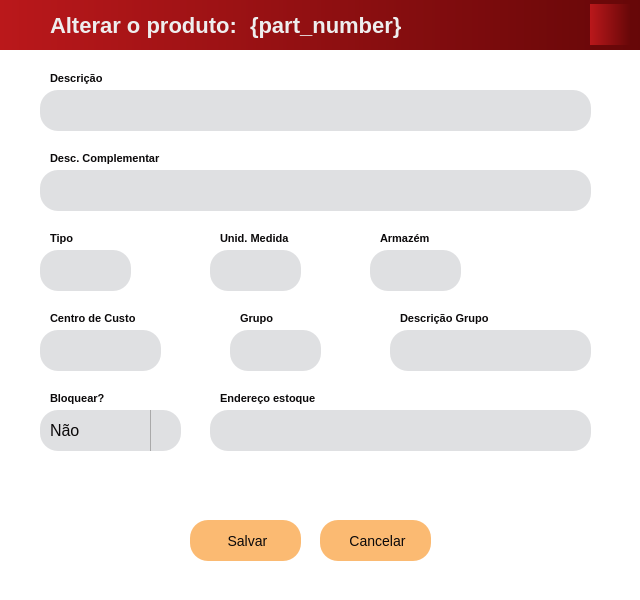
Above: src/qt/ui/edit_product_window.ui from eliezermoraesss/eureka_app_pyqt5_project_v2 before the change. Below: the same form after it.
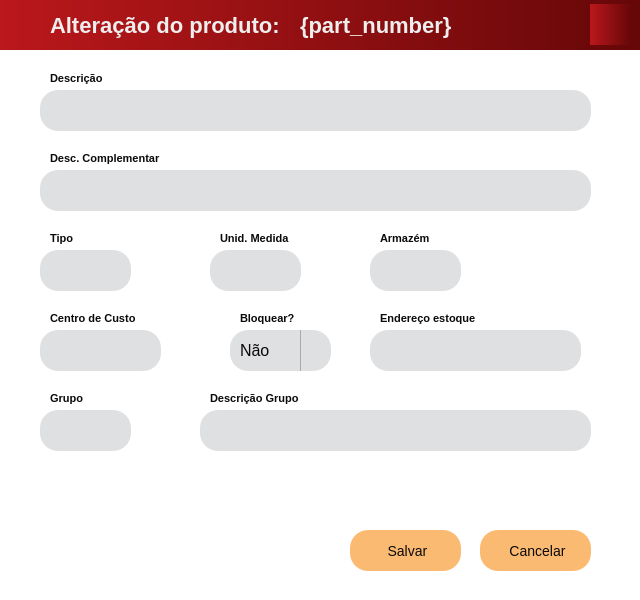
That is the form after the change. Icons and pictures are not drawn.

```diff
--- a/src/qt/ui/edit_product_window.ui
+++ b/src/qt/ui/edit_product_window.ui
@@ -81,13 +81,12 @@
      <rect>
       <x>50</x>
       <y>0</y>
-      <width>191</width>
+      <width>241</width>
       <height>51</height>
      </rect>
     </property>
     <property name="font">
      <font>
-      <family>Segoe UI</family>
       <pointsize>-1</pointsize>
       <weight>75</weight>
       <bold>true</bold>
@@ -103,21 +102,20 @@
 }</string>
     </property>
     <property name="text">
-     <string>Alterar o produto:</string>
+     <string>Alteração do produto:</string>
     </property>
    </widget>
    <widget class="QLabel" name="type_label">
     <property name="geometry">
      <rect>
-      <x>250</x>
+      <x>300</x>
       <y>0</y>
-      <width>321</width>
+      <width>261</width>
       <height>51</height>
      </rect>
     </property>
     <property name="font">
      <font>
-      <family>Segoe UI</family>
       <pointsize>-1</pointsize>
       <weight>75</weight>
       <bold>true</bold>
@@ -400,8 +398,8 @@
    <widget class="QPushButton" name="btn_close">
     <property name="geometry">
      <rect>
-      <x>320</x>
-      <y>470</y>
+      <x>480</x>
+      <y>480</y>
       <width>111</width>
       <height>41</height>
      </rect>
@@ -414,7 +412,6 @@
     </property>
     <property name="font">
      <font>
-      <family>Segoe UI</family>
       <pointsize>-1</pointsize>
      </font>
     </property>
@@ -581,30 +578,11 @@
      <string>Armazém</string>
     </property>
    </widget>
-   <widget class="QLabel" name="logo_enaplic_50">
-    <property name="geometry">
-     <rect>
-      <x>480</x>
-      <y>450</y>
-      <width>121</width>
-      <height>101</height>
-     </rect>
-    </property>
-    <property name="text">
-     <string/>
-    </property>
-    <property name="pixmap">
-     <pixmap resource="../static/resource.qrc">:/image/image/logo_enaplic_50_anos.png</pixmap>
-    </property>
-    <property name="scaledContents">
-     <bool>true</bool>
-    </property>
-   </widget>
    <widget class="QPushButton" name="btn_save">
     <property name="geometry">
      <rect>
-      <x>190</x>
-      <y>470</y>
+      <x>350</x>
+      <y>480</y>
       <width>111</width>
       <height>41</height>
      </rect>
@@ -617,7 +595,6 @@
     </property>
     <property name="font">
      <font>
-      <family>Segoe UI</family>
       <pointsize>-1</pointsize>
      </font>
     </property>
@@ -647,8 +624,8 @@
    <widget class="QLineEdit" name="grupo_field">
     <property name="geometry">
      <rect>
-      <x>230</x>
-      <y>280</y>
+      <x>40</x>
+      <y>360</y>
       <width>91</width>
       <height>41</height>
      </rect>
@@ -661,7 +638,6 @@
     </property>
     <property name="font">
      <font>
-      <family>Segoe UI</family>
       <pointsize>-1</pointsize>
      </font>
     </property>
@@ -687,8 +663,8 @@
    <widget class="QLabel" name="grupo_label">
     <property name="geometry">
      <rect>
-      <x>240</x>
-      <y>260</y>
+      <x>50</x>
+      <y>340</y>
       <width>81</width>
       <height>16</height>
      </rect>
@@ -707,9 +683,9 @@
    <widget class="QLineEdit" name="desc_grup_field">
     <property name="geometry">
      <rect>
-      <x>390</x>
-      <y>280</y>
-      <width>201</width>
+      <x>200</x>
+      <y>360</y>
+      <width>391</width>
       <height>41</height>
      </rect>
     </property>
@@ -721,7 +697,6 @@
     </property>
     <property name="font">
      <font>
-      <family>Segoe UI</family>
       <pointsize>-1</pointsize>
      </font>
     </property>
@@ -738,20 +713,20 @@
      <number>18</number>
     </property>
     <property name="echoMode">
-     <enum>QLineEdit::Password</enum>
+     <enum>QLineEdit::Normal</enum>
     </property>
     <property name="readOnly">
      <bool>true</bool>
     </property>
     <property name="clearButtonEnabled">
-     <bool>true</bool>
+     <bool>false</bool>
     </property>
    </widget>
    <widget class="QLabel" name="desc_grupo_label">
     <property name="geometry">
      <rect>
-      <x>400</x>
-      <y>260</y>
+      <x>210</x>
+      <y>340</y>
       <width>101</width>
       <height>16</height>
      </rect>
@@ -790,9 +765,9 @@
    <widget class="QComboBox" name="bloquear_combobox">
     <property name="geometry">
      <rect>
-      <x>40</x>
-      <y>360</y>
-      <width>141</width>
+      <x>230</x>
+      <y>280</y>
+      <width>101</width>
       <height>41</height>
      </rect>
     </property>
@@ -810,7 +785,6 @@
     </property>
     <property name="font">
      <font>
-      <family>Segoe UI</family>
       <pointsize>-1</pointsize>
      </font>
     </property>
@@ -846,8 +820,8 @@
    <widget class="QLabel" name="bloquear_label">
     <property name="geometry">
      <rect>
-      <x>50</x>
-      <y>340</y>
+      <x>240</x>
+      <y>260</y>
       <width>101</width>
       <height>16</height>
      </rect>
@@ -866,9 +840,9 @@
    <widget class="QLineEdit" name="endereco_field">
     <property name="geometry">
      <rect>
-      <x>210</x>
-      <y>360</y>
-      <width>381</width>
+      <x>370</x>
+      <y>280</y>
+      <width>211</width>
       <height>41</height>
      </rect>
     </property>
@@ -880,7 +854,6 @@
     </property>
     <property name="font">
      <font>
-      <family>Segoe UI</family>
       <pointsize>-1</pointsize>
      </font>
     </property>
@@ -909,8 +882,8 @@
    <widget class="QLabel" name="endereco_label">
     <property name="geometry">
      <rect>
-      <x>220</x>
-      <y>340</y>
+      <x>380</x>
+      <y>260</y>
       <width>111</width>
       <height>16</height>
      </rect>
@@ -1239,8 +1212,8 @@
    <widget class="QPushButton" name="btn_search_grupo">
     <property name="geometry">
      <rect>
-      <x>325</x>
-      <y>280</y>
+      <x>135</x>
+      <y>360</y>
       <width>41</width>
       <height>41</height>
      </rect>
@@ -1292,6 +1265,25 @@
      </size>
     </property>
    </widget>
+   <widget class="QLabel" name="logo_enaplic_50">
+    <property name="geometry">
+     <rect>
+      <x>40</x>
+      <y>450</y>
+      <width>121</width>
+      <height>101</height>
+     </rect>
+    </property>
+    <property name="text">
+     <string/>
+    </property>
+    <property name="pixmap">
+     <pixmap resource="../static/resource.qrc">:/image/image/logo_enaplic_50_anos.png</pixmap>
+    </property>
+    <property name="scaledContents">
+     <bool>true</bool>
+    </property>
+   </widget>
   </widget>
  </widget>
  <resources>
```
Left out of the diff: 10 changed lines with no effect on the pictures.
